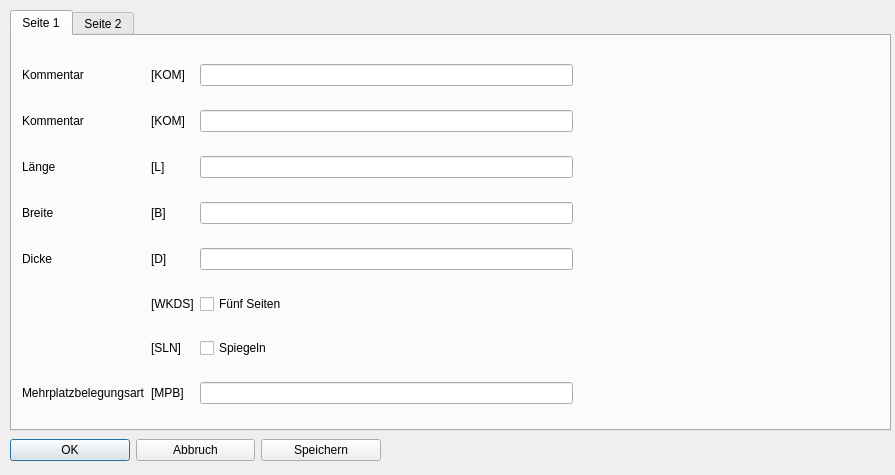
Before: the Qt Designer form Dialoge/dialog_prgkopf.ui in TischlerWilly/iwop, drawn with Qt 5.
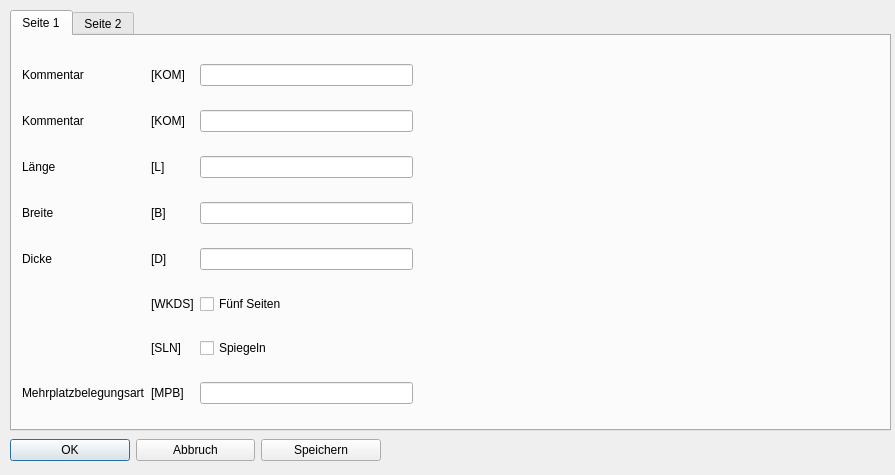
After: the same form once the commit is applied.

Diff of the .ui file:
```diff
--- a/Dialoge/dialog_prgkopf.ui
+++ b/Dialoge/dialog_prgkopf.ui
@@ -37,7 +37,7 @@
       <rect>
        <x>10</x>
        <y>10</y>
-       <width>551</width>
+       <width>391</width>
        <height>381</height>
       </rect>
      </property>
@@ -174,6 +174,19 @@
       </item>
      </layout>
     </widget>
+    <widget class="QLabel" name="label_bild">
+     <property name="geometry">
+      <rect>
+       <x>410</x>
+       <y>10</y>
+       <width>461</width>
+       <height>381</height>
+      </rect>
+     </property>
+     <property name="text">
+      <string/>
+     </property>
+    </widget>
    </widget>
    <widget class="QWidget" name="tab_2">
     <attribute name="title">
```
Left out of the diff: 15 changed lines with no effect on the pictures.
